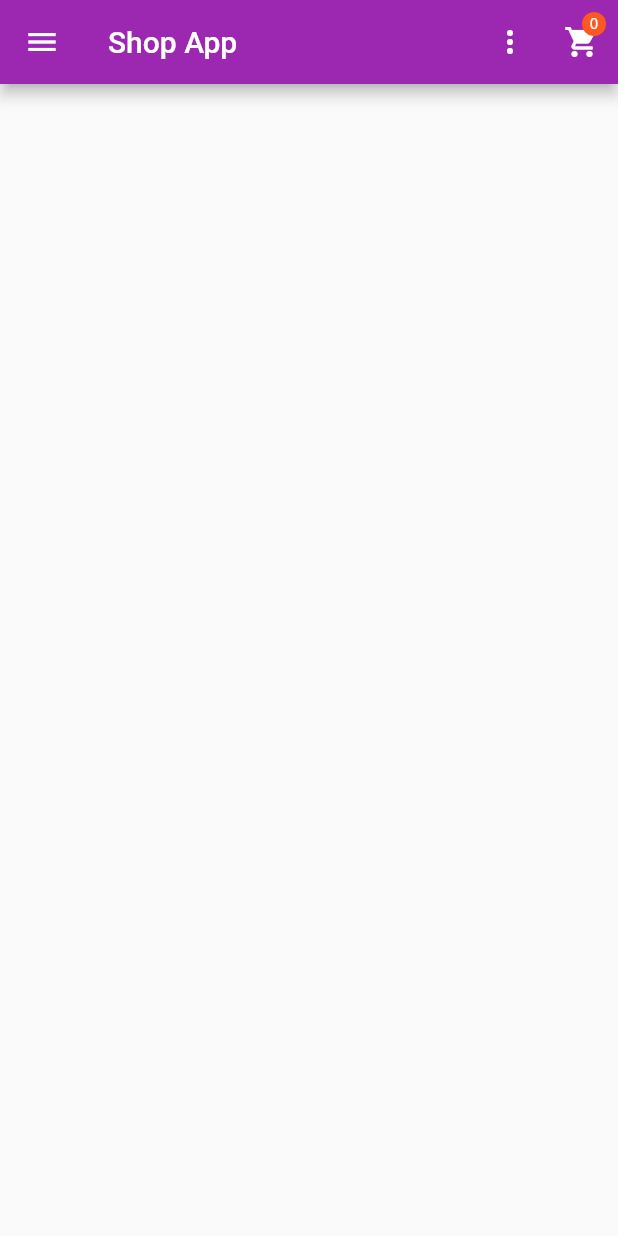
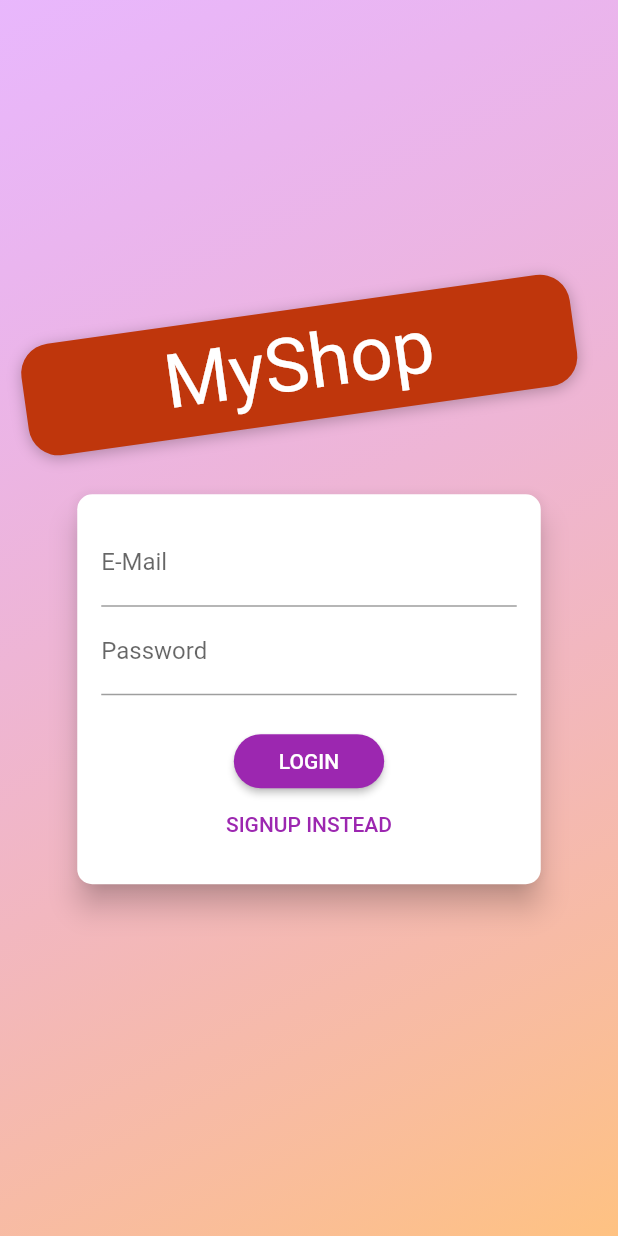
Before and after one commit to dipinsonwani/shop_app, a Flutter app: the screen it shows after launch, on a phone screen of 412 x 824 dp. Run offline on Flutter 3.47's test engine with Material 2 defaults, Android fonts, the phone set to English and light mode, and no system bars; Roboto replaces fonts that are missing (Anton).

Commit message:
Add Screen for Authorization with its implementation

```diff
--- a/lib/main.dart
+++ b/lib/main.dart
@@ -9,6 +9,7 @@ import './screens/products_overview_screen.dart';
 import 'package:provider/provider.dart';
 import './screens/orders_screen.dart';
 import './screens/user_products_screen.dart';
+import './screens/auth_screen.dart';
 
 void main() {
   runApp(MyApp());
@@ -34,7 +35,7 @@ class MyApp extends StatelessWidget {
         title: 'Flutter Demo',
         theme: ThemeData(
             primarySwatch: Colors.purple, accentColor: Colors.deepOrange),
-        home: ProductsOverviewScreen(),
+        home: AuthScreen(),//ProductsOverviewScreen(),
         routes: {
           ProductDetailScreen.routeName: (ctx) => ProductDetailScreen(),
           CartScreen.routeName : (ctx) => CartScreen(),
--- /dev/null
+++ b/lib/screens/auth_screen.dart
@@ -0,0 +1,225 @@
+import 'dart:math';
+
+import 'package:flutter/material.dart';
+
+enum AuthMode { Signup, Login }
+
+class AuthScreen extends StatelessWidget {
+  static const routeName = '/auth';
+
+  @override
+  Widget build(BuildContext context) {
+    final deviceSize = MediaQuery.of(context).size;
+    // final transformConfig = Matrix4.rotationZ(-8 * pi / 180);
+    // transformConfig.translate(-10.0);
+    return Scaffold(
+      // resizeToAvoidBottomInset: false,
+      body: Stack(
+        children: <Widget>[
+          Container(
+            decoration: BoxDecoration(
+              gradient: LinearGradient(
+                colors: [
+                  Color.fromRGBO(215, 117, 255, 1).withOpacity(0.5),
+                  Color.fromRGBO(255, 188, 117, 1).withOpacity(0.9),
+                ],
+                begin: Alignment.topLeft,
+                end: Alignment.bottomRight,
+                stops: [0, 1],
+              ),
+            ),
+          ),
+          SingleChildScrollView(
+            child: Container(
+              height: deviceSize.height,
+              width: deviceSize.width,
+              child: Column(
+                mainAxisAlignment: MainAxisAlignment.center,
+                crossAxisAlignment: CrossAxisAlignment.center,
+                children: <Widget>[
+                  Flexible(
+                    child: Container(
+                      margin: EdgeInsets.only(bottom: 20.0),
+                      padding:
+                          EdgeInsets.symmetric(vertical: 8.0, horizontal: 94.0),
+                      transform: Matrix4.rotationZ(-8 * pi / 180)
+                        ..translate(-10.0),
+                      // ..translate(-10.0),
+                      decoration: BoxDecoration(
+                        borderRadius: BorderRadius.circular(20),
+                        color: Colors.deepOrange.shade900,
+                        boxShadow: [
+                          BoxShadow(
+                            blurRadius: 8,
+                            color: Colors.black26,
+                            offset: Offset(0, 2),
+                          )
+                        ],
+                      ),
+                      child: Text(
+                        'MyShop',
+                        style: TextStyle(
+                          color: Theme.of(context).accentTextTheme.title.color,
+                          fontSize: 50,
+                          fontFamily: 'Anton',
+                          fontWeight: FontWeight.normal,
+                        ),
+                      ),
+                    ),
+                  ),
+                  Flexible(
+                    flex: deviceSize.width > 600 ? 2 : 1,
+                    child: AuthCard(),
+                  ),
+                ],
+              ),
+            ),
+          ),
+        ],
+      ),
+    );
+  }
+}
+
+class AuthCard extends StatefulWidget {
+  const AuthCard({
+    Key key,
+  }) : super(key: key);
+
+  @override
+  _AuthCardState createState() => _AuthCardState();
+}
+
+class _AuthCardState extends State<AuthCard> {
+  final GlobalKey<FormState> _formKey = GlobalKey();
+  AuthMode _authMode = AuthMode.Login;
+  Map<String, String> _authData = {
+    'email': '',
+    'password': '',
+  };
+  var _isLoading = false;
+  final _passwordController = TextEditingController();
+
+  void _submit() {
+    if (!_formKey.currentState.validate()) {
+      // Invalid!
+      return;
+    }
+    _formKey.currentState.save();
+    setState(() {
+      _isLoading = true;
+    });
+    if (_authMode == AuthMode.Login) {
+      // Log user in
+    } else {
+      // Sign user up
+    }
+    setState(() {
+      _isLoading = false;
+    });
+  }
+
+  void _switchAuthMode() {
+    if (_authMode == AuthMode.Login) {
+      setState(() {
+        _authMode = AuthMode.Signup;
+      });
+    } else {
+      setState(() {
+        _authMode = AuthMode.Login;
+      });
+    }
+  }
+
+  @override
+  Widget build(BuildContext context) {
+    final deviceSize = MediaQuery.of(context).size;
+    return Card(
+      shape: RoundedRectangleBorder(
+        borderRadius: BorderRadius.circular(10.0),
+      ),
+      elevation: 8.0,
+      child: Container(
+        height: _authMode == AuthMode.Signup ? 320 : 260,
+        constraints:
+            BoxConstraints(minHeight: _authMode == AuthMode.Signup ? 320 : 260),
+        width: deviceSize.width * 0.75,
+        padding: EdgeInsets.all(16.0),
+        child: Form(
+          key: _formKey,
+          child: SingleChildScrollView(
+            child: Column(
+              children: <Widget>[
+                TextFormField(
+                  decoration: InputDecoration(labelText: 'E-Mail'),
+                  keyboardType: TextInputType.emailAddress,
+                  validator: (value) {
+                    if (value.isEmpty || !value.contains('@')) {
+                      return 'Invalid email!';
+                    }
+                    return null;
+                  },
+                  onSaved: (value) {
+                    _authData['email'] = value;
+                  },
+                ),
+                TextFormField(
+                  decoration: InputDecoration(labelText: 'Password'),
+                  obscureText: true,
+                  controller: _passwordController,
+                  validator: (value) {
+                    if (value.isEmpty || value.length < 5) {
+                      return 'Password is too short!';
+                    }
+                  },
+                  onSaved: (value) {
+                    _authData['password'] = value;
+                  },
+                ),
+                if (_authMode == AuthMode.Signup)
+                  TextFormField(
+                    enabled: _authMode == AuthMode.Signup,
+                    decoration: InputDecoration(labelText: 'Confirm Password'),
+                    obscureText: true,
+                    validator: _authMode == AuthMode.Signup
+                        ? (value) {
+                            if (value != _passwordController.text) {
+                              return 'Passwords do not match!';
+                            }
+                          }
+                        : null,
+                  ),
+                SizedBox(
+                  height: 20,
+                ),
+                if (_isLoading)
+                  CircularProgressIndicator()
+                else
+                  RaisedButton(
+                    child:
+                        Text(_authMode == AuthMode.Login ? 'LOGIN' : 'SIGN UP'),
+                    onPressed: _submit,
+                    shape: RoundedRectangleBorder(
+                      borderRadius: BorderRadius.circular(30),
+                    ),
+                    padding:
+                        EdgeInsets.symmetric(horizontal: 30.0, vertical: 8.0),
+                    color: Theme.of(context).primaryColor,
+                    textColor: Theme.of(context).primaryTextTheme.button.color,
+                  ),
+                FlatButton(
+                  child: Text(
+                      '${_authMode == AuthMode.Login ? 'SIGNUP' : 'LOGIN'} INSTEAD'),
+                  onPressed: _switchAuthMode,
+                  padding: EdgeInsets.symmetric(horizontal: 30.0, vertical: 4),
+                  materialTapTargetSize: MaterialTapTargetSize.shrinkWrap,
+                  textColor: Theme.of(context).primaryColor,
+                ),
+              ],
+            ),
+          ),
+        ),
+      ),
+    );
+  }
+}
```
